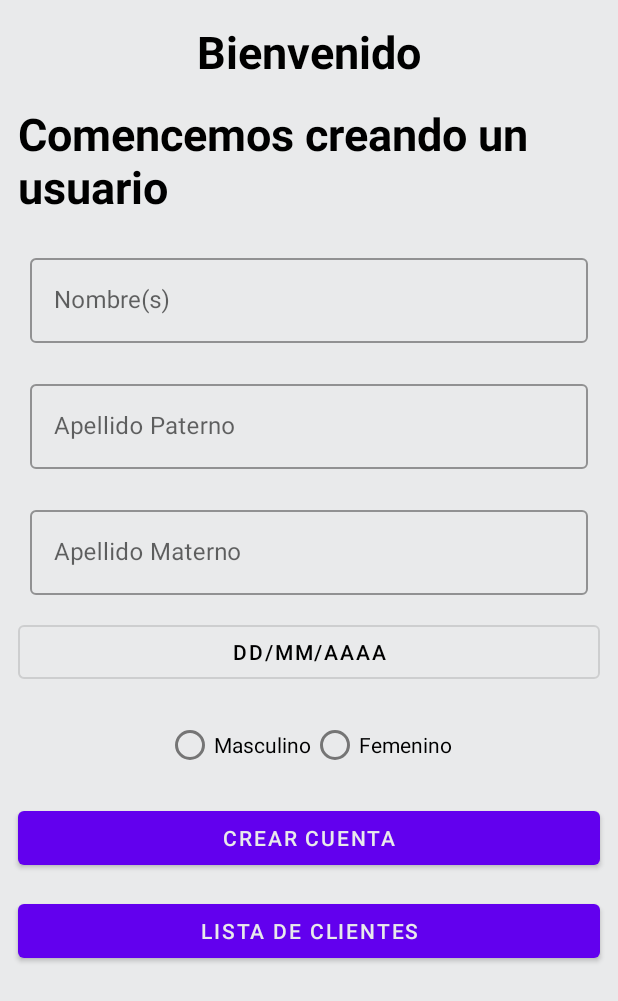
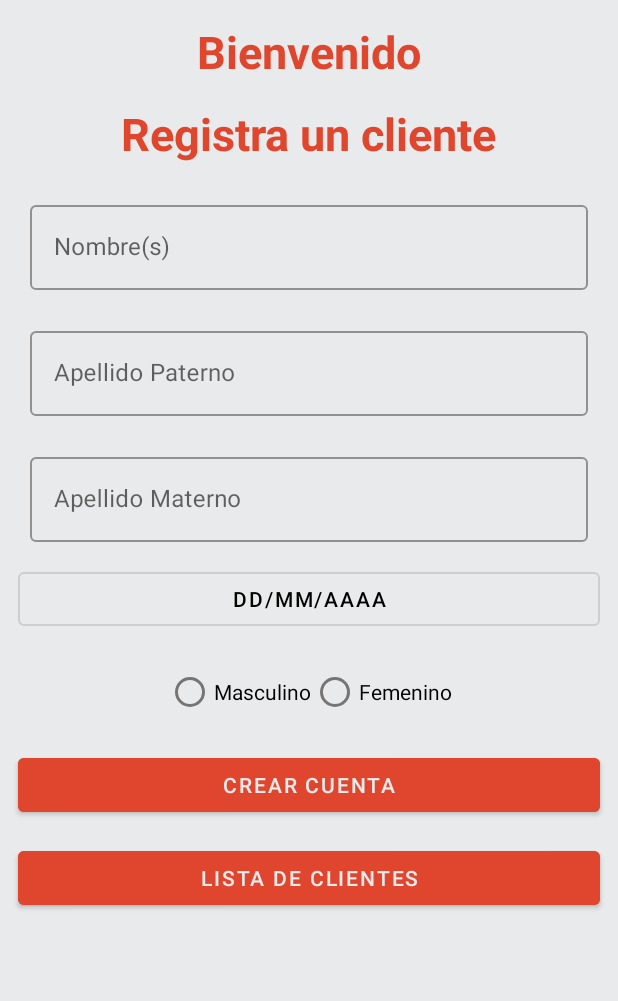
Before and after one commit to MoisesMtzCS/PaymentRecord, an Android app: the screen it shows after launch (MainActivity), on a phone screen of 412 x 824 dp. Shown: the top 1001 px of the screen. Run offline under Robolectric (Android 15) with nearby library versions, the phone set to English and light mode, and no system bars; our stand-ins replace data binding.

Commit message:
new color

```diff
--- a/app/src/main/res/layout/fragment_registration.xml
+++ b/app/src/main/res/layout/fragment_registration.xml
@@ -15,7 +15,7 @@
             android:layout_height="wrap_content"
             android:layout_marginTop="@dimen/vertical_margin"
             android:text="@string/Welcome"
-            android:textColor="@color/black"
+            android:textColor="@color/background_color_2"
             android:textSize="30sp"
             android:textStyle="bold" />
 
@@ -24,8 +24,8 @@
             android:layout_height="wrap_content"
             android:layout_marginHorizontal="@dimen/lateral_margin"
             android:layout_marginTop="@dimen/vertical_margin"
-            android:text="Comencemos creando un usuario"
-            android:textColor="@color/black"
+            android:text="@string/create_client_new"
+            android:textColor="@color/background_color_2"
             android:textSize="30sp"
             android:textStyle="bold" />
 
@@ -117,6 +117,7 @@
             android:layout_height="wrap_content"
             android:layout_marginHorizontal="@dimen/lateral_margin"
             android:layout_marginTop="@dimen/vertical_margin"
+            android:backgroundTint="@color/background_color_2"
             android:text="@string/register" />
 
         <Button
@@ -124,6 +125,7 @@
             android:layout_width="match_parent"
             android:layout_height="wrap_content"
             android:layout_marginHorizontal="@dimen/lateral_margin"
+            android:backgroundTint="@color/background_color_2"
             android:layout_marginTop="@dimen/vertical_margin"
             android:text="@string/to_list_of_clients" />
 
--- a/app/src/main/res/values/strings.xml
+++ b/app/src/main/res/values/strings.xml
@@ -14,5 +14,6 @@
     <string name="sin_metas">Sin clientes</string>
     <string name="create_client">Registrar Cliente</string>
     <string name="lorem">Lorem ipsum dolor sit amet, consectetur adipiscing elit. Vivamus feugiat justo tempus vehicula viverra. Proin mollis ligula ex, et faucibus ante dapibus vitae. Vestibulum congue dolor sit amet porta cursus.</string>
+    <string name="create_client_new">Registra un cliente</string>
 
 </resources>
```
